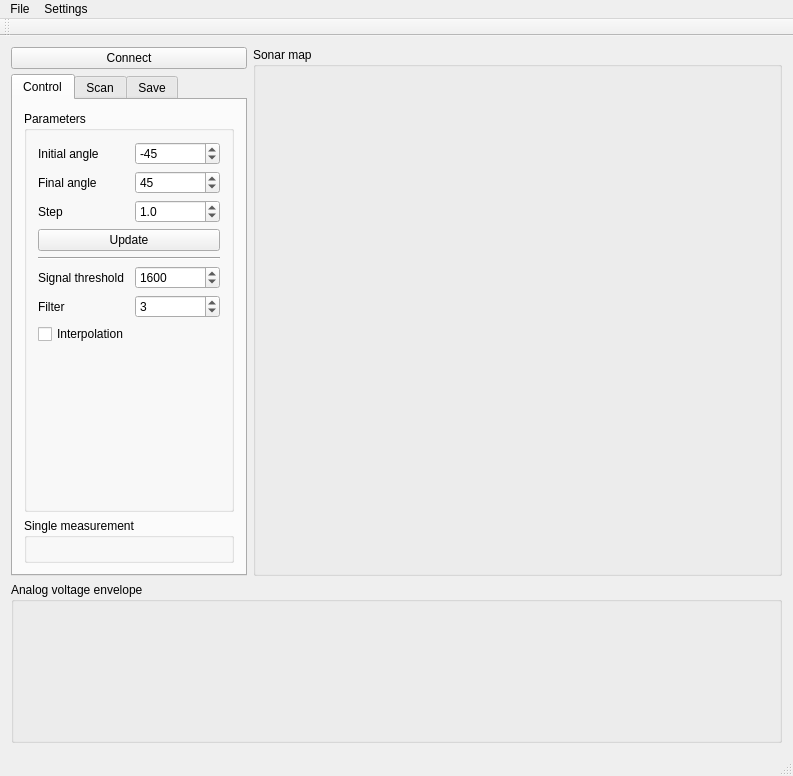
First picture: the form in mainwindow.ui, repository mfrydrysiak/PAS_triangulation_sonar, before the edit.
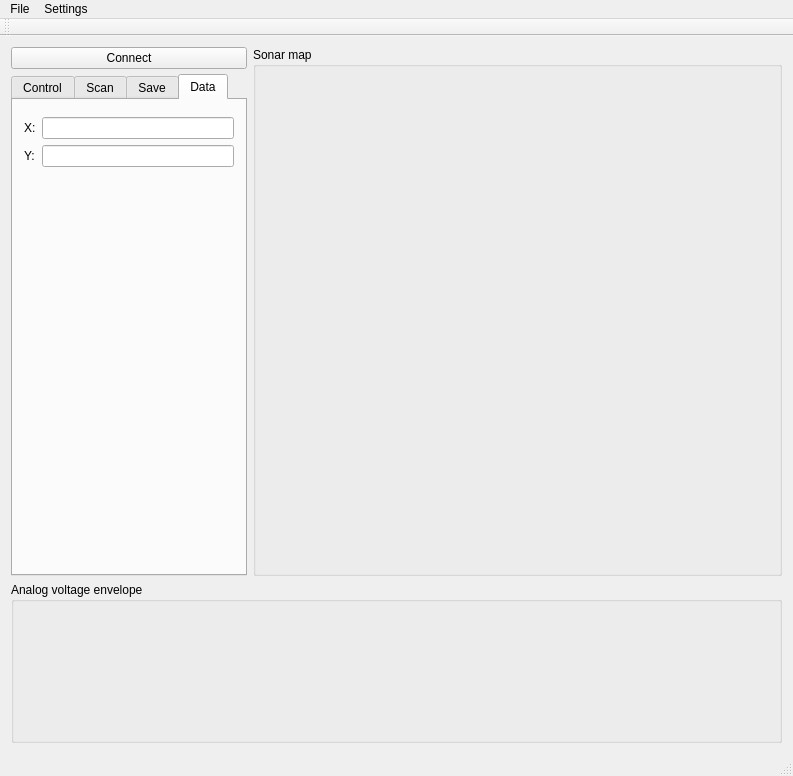
Second picture: the form after the edit. The open tabs and pages were chosen to show the change. Custom widgets are drawn as their Qt base class.

Commit message: Minor changes (save/load data, GUI)

Diff of the .ui file:
```diff
--- a/mainwindow.ui
+++ b/mainwindow.ui
@@ -185,26 +185,6 @@
                 </widget>
                </item>
                <item row="6" column="0">
-                <widget class="QLabel" name="label_7">
-                 <property name="text">
-                  <string>Filter</string>
-                 </property>
-                </widget>
-               </item>
-               <item row="6" column="1">
-                <widget class="QSpinBox" name="filterNumber">
-                 <property name="minimum">
-                  <number>1</number>
-                 </property>
-                 <property name="maximum">
-                  <number>5</number>
-                 </property>
-                 <property name="value">
-                  <number>3</number>
-                 </property>
-                </widget>
-               </item>
-               <item row="7" column="0">
                 <widget class="QCheckBox" name="interpolation_cBox">
                  <property name="text">
                   <string>Interpolation</string>
@@ -509,6 +489,44 @@
             </item>
            </layout>
           </widget>
+          <widget class="QWidget" name="tab">
+           <attribute name="title">
+            <string>Data</string>
+           </attribute>
+           <layout class="QFormLayout" name="formLayout_7">
+            <item row="0" column="0">
+             <layout class="QFormLayout" name="formLayout"/>
+            </item>
+            <item row="1" column="0">
+             <widget class="QLabel" name="label_8">
+              <property name="text">
+               <string>X:</string>
+              </property>
+             </widget>
+            </item>
+            <item row="2" column="0">
+             <widget class="QLabel" name="label_9">
+              <property name="text">
+               <string>Y:</string>
+              </property>
+             </widget>
+            </item>
+            <item row="1" column="1">
+             <widget class="QLineEdit" name="lineEditX">
+              <property name="readOnly">
+               <bool>true</bool>
+              </property>
+             </widget>
+            </item>
+            <item row="2" column="1">
+             <widget class="QLineEdit" name="lineEditY">
+              <property name="readOnly">
+               <bool>true</bool>
+              </property>
+             </widget>
+            </item>
+           </layout>
+          </widget>
          </widget>
         </item>
        </layout>
```
Left out of the diff: 252 changed lines with no effect on the pictures. The commit also changes 4 other files.
